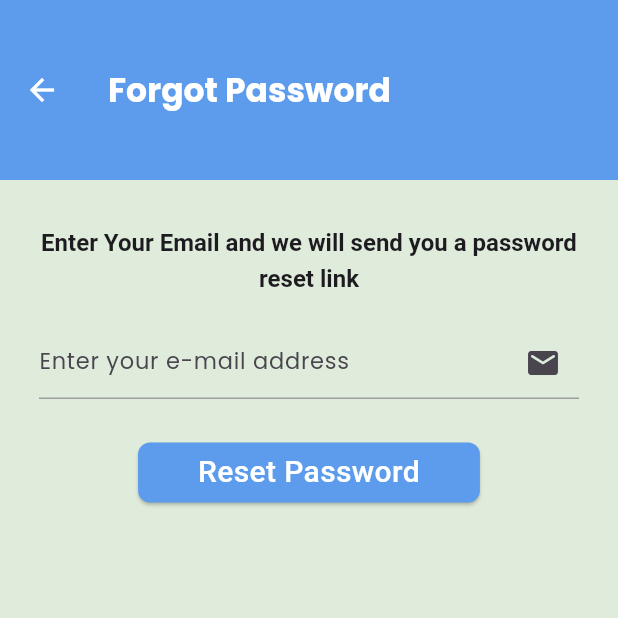
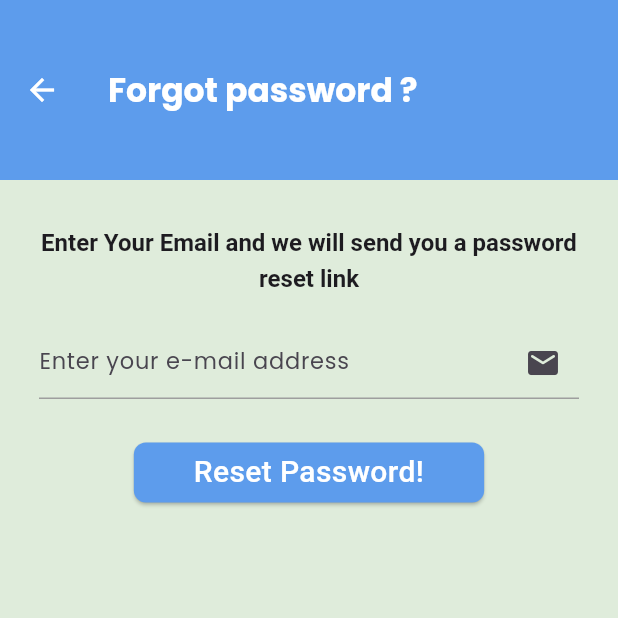
Before and after one commit to Omnia-97/Do-Bee, a Flutter app: the screen it shows after launch, after a tap on "Forgot password ?", on a phone screen of 412 x 824 dp, the top half of it. Run offline on Flutter 3.47's test engine with Material 3 defaults, Android fonts, the phone set to English and light mode, and no system bars; our stand-ins replace animated_custom_dropdown, cloud_firestore, easy_date_timeline, firebase_auth, firebase_core, firebase_crashlytics and 5 more; missing offline and left inert: text_divider; accounts and stored records are empty; generated files the repository leaves out were written again.

Commit message:
localization and shared preference

```diff
--- a/lib/features/login/pages/forgot_pw_page.dart
+++ b/lib/features/login/pages/forgot_pw_page.dart
@@ -1,11 +1,11 @@
 import 'package:firebase_auth/firebase_auth.dart';
 import 'package:flutter/material.dart';
 import 'package:todo_app_new/core/config/app_theme_manager.dart';
-
+import 'package:flutter_gen/gen_l10n/app_localizations.dart';
 import '../widgets/custom_textformfield.dart';
 
 class ForgotPasswordPage extends StatefulWidget {
-  ForgotPasswordPage({super.key});
+  const ForgotPasswordPage({super.key});
 
   @override
   State<ForgotPasswordPage> createState() => _ForgotPasswordPageState();
@@ -18,46 +18,48 @@ class _ForgotPasswordPageState extends State<ForgotPasswordPage> {
     emailController.dispose();
     super.dispose();
   }
-  Future resetPassword()async{
-   try{
-     await FirebaseAuth.instance.sendPasswordResetEmail(email: emailController.text.trim());
+
+  Future resetPassword() async {
+    try {
+      await FirebaseAuth.instance
+          .sendPasswordResetEmail(email: emailController.text.trim());
       showDialog(
           context: context,
           builder: (context) {
             return AlertDialog(
-             title: Text('Reset Password'),
-             content: Text('Password reset link sent! check your Email '),
+              title: Text(AppLocalizations.of(context)!.reset),
+              content: Text(AppLocalizations.of(context)!.resetPassword),
               actions: [
                 ElevatedButton(
                   onPressed: () {
                     Navigator.pop(context);
                   },
-                 child: Text('ok'),
+                  child: Text(AppLocalizations.of(context)!.ok),
                 ),
                 ElevatedButton(
                   onPressed: () {},
-                 child: Text('cancel'),
+                  child: Text(AppLocalizations.of(context)!.cancel),
                 ),
               ],
             );
           });
-   } on FirebaseAuthException catch (e){
+    } on FirebaseAuthException catch (e) {
       return showDialog(
           context: context,
           builder: (context) {
             return AlertDialog(
-             title: Text('Error'),
+              title: Text(AppLocalizations.of(context)!.error),
               content: Text(e.message.toString()),
               actions: [
                 ElevatedButton(
                   onPressed: () {
                     Navigator.pop(context);
                   },
-                 child: Text('try again'),
+                  child: Text(AppLocalizations.of(context)!.tryAgain),
                 ),
                 ElevatedButton(
                   onPressed: () {},
-                 child: Text('cancel'),
+                  child: Text(AppLocalizations.of(context)!.cancel),
                 ),
               ],
             );
@@ -67,47 +69,46 @@ class _ForgotPasswordPageState extends State<ForgotPasswordPage> {
 
   @override
   Widget build(BuildContext context) {
+    var appLocalizations = AppLocalizations.of(context)!;
     var theme = Theme.of(context);
     return Scaffold(
       appBar: AppBar(
-        iconTheme: IconThemeData(
+        iconTheme: const IconThemeData(
           color: Colors.white,
         ),
         backgroundColor: AppThemeManager.primaryColor,
-        title: Text('Forgot Password', style: theme.textTheme.titleLarge),
+        title: Text(appLocalizations.forgetPassword,
+            style: theme.textTheme.titleLarge),
         toolbarHeight: 120,
       ),
       body: Padding(
         padding: const EdgeInsets.symmetric(horizontal: 26, vertical: 15),
         child: Column(
           children: [
-            SizedBox(
+            const SizedBox(
               height: 15,
             ),
             Text(
-              'Enter Your Email and we will send you a password reset link',
-              style: theme.textTheme.displayMedium?.copyWith(
-                height: 1.5
+              appLocalizations.resetTitle,
+              style: theme.textTheme.displayMedium?.copyWith(height: 1.5),
+              textAlign: TextAlign.center,
             ),
-              textAlign: TextAlign.center,
-
-            ),
-            SizedBox(
+            const SizedBox(
               height: 20,
             ),
             CustomTextFormFieldRegister(
-              hintText: 'Enter your e-mail address',
-              suffixIcon: Icon(Icons.email_rounded),
+              hintText: appLocalizations.emailHint,
+              suffixIcon: const Icon(Icons.email_rounded),
               controller: emailController,
               keyboardType: TextInputType.emailAddress,
               onValidate: (value) {
                 if (value == null || value.trim().isEmpty) {
-                  return "please enter your email";
+                  return appLocalizations.validateEmail;
                 }
                 return null;
               },
             ),
-            SizedBox(
+            const SizedBox(
               height: 25,
             ),
             ElevatedButton(
@@ -120,7 +121,7 @@ class _ForgotPasswordPageState extends State<ForgotPasswordPage> {
                 ),
               ),
               child: Text(
-                'Reset Password',
+                appLocalizations.reset,
                 textAlign: TextAlign.center,
                 style: theme.textTheme.bodyMedium?.copyWith(
                     color: Colors.white,
--- a/lib/features/login/pages/login_screen.dart
+++ b/lib/features/login/pages/login_screen.dart
@@ -8,7 +8,7 @@ import 'package:todo_app_new/features/login/widgets/custom_textformfield.dart';
 import 'package:todo_app_new/features/register/pages/register_screen.dart';
 import 'package:todo_app_new/features/settings_provider.dart';
 import 'package:todo_app_new/firebase/firebase_functions.dart';
-
+import 'package:flutter_gen/gen_l10n/app_localizations.dart';
 import '../../../core/config/app_theme_manager.dart';
 import '../widgets/customicon_text.dart';
 
@@ -23,7 +23,9 @@ class LoginScreen extends StatelessWidget {
   Widget build(BuildContext context) {
     var mediaQuery = MediaQuery.of(context).size;
     var theme = Theme.of(context);
+    var appLocalizations = AppLocalizations.of(context)!;
     var provider = Provider.of<MyProvider>(context);
+    bool isTextDirectionRTL = Directionality.of(context) == TextDirection.rtl;
     return Container(
       decoration: BoxDecoration(
         image: DecorationImage(
@@ -33,14 +35,14 @@ class LoginScreen extends StatelessWidget {
         color: Color(0xFFDFECDB),
       ),
       child: Scaffold(
-        backgroundColor: Colors.transparent,
+        backgroundColor: provider.changeScaffoldColor(),
         appBar: AppBar(
           elevation: 0,
           backgroundColor: Colors.transparent,
           toolbarHeight: 115,
           centerTitle: true,
           title: Text(
-            'LogIn',
+            appLocalizations.login,
             style: theme.textTheme.titleLarge!.copyWith(fontSize: 24),
           ),
         ),
@@ -56,7 +58,7 @@ class LoginScreen extends StatelessWidget {
                     height: mediaQuery.height * 0.17,
                   ),
                   Text(
-                    'Welcome back!',
+                    appLocalizations.welcome,
                     textAlign: TextAlign.start,
                     style: theme.textTheme.bodyLarge?.copyWith(
                       fontWeight: FontWeight.bold,
@@ -67,18 +69,18 @@ class LoginScreen extends StatelessWidget {
                     height: 30,
                   ),
                   Text(
-                    'E-mail',
+                    appLocalizations.email,
                     style: theme.textTheme.bodySmall
                         ?.copyWith(fontWeight: FontWeight.w800),
                   ),
                   CustomTextFormFieldRegister(
-                    hintText: 'Enter your e-mail address',
+                    hintText: appLocalizations.emailHint,
                     suffixIcon: Icon(Icons.email_rounded),
                     controller: emailController,
                     keyboardType: TextInputType.emailAddress,
                     onValidate: (value) {
                       if (value == null || value.trim().isEmpty) {
-                        return "please enter your email";
+                        return appLocalizations.validateEmail;
                       }
                       return null;
                     },
@@ -87,17 +89,17 @@ class LoginScreen extends StatelessWidget {
                     height: 30,
                   ),
                   Text(
-                    'Password',
+                    appLocalizations.password,
                     style: theme.textTheme.bodySmall
                         ?.copyWith(fontWeight: FontWeight.w800),
                   ),
                   CustomTextFormFieldRegister(
-                    hintText: 'Enter your password',
+                    hintText: appLocalizations.passwordHint,
                     isPassword: true,
                     controller: passwordController,
                     onValidate: (value) {
                       if (value == null || value.trim().isEmpty) {
-                        return "please enter your password";
+                        return appLocalizations.validatePassword;
                       }
                       return null;
                     },
@@ -118,7 +120,7 @@ class LoginScreen extends StatelessWidget {
                           );
                         },
                         child: Text(
-                          'Forgot password ?',
+                          appLocalizations.forgetPassword,
                         ),
                       ),
                     ],
@@ -143,18 +145,18 @@ class LoginScreen extends StatelessWidget {
                                 context: context,
                                 builder: (context) {
                                   return AlertDialog(
-                                    title: Text('Error'),
+                                    title: Text(appLocalizations.error),
                                     content: Text(error),
                                     actions: [
                                       ElevatedButton(
                                         onPressed: () {
                                           Navigator.pop(context);
                                         },
-                                        child: Text('try again'),
+                                        child: Text(appLocalizations.tryAgain),
                                       ),
                                       ElevatedButton(
                                         onPressed: () {},
-                                        child: Text('cancel'),
+                                        child: Text(appLocalizations.cancel),
                                       ),
                                     ],
                                   );
@@ -169,7 +171,7 @@ class LoginScreen extends StatelessWidget {
                             borderRadius: BorderRadius.circular(8),
                           )),
                       child: Text(
-                        'Login',
+                        appLocalizations.login,
                         textAlign: TextAlign.center,
                         style: theme.textTheme.bodyMedium?.copyWith(
                             color: Colors.white,
@@ -185,7 +187,7 @@ class LoginScreen extends StatelessWidget {
                     padding: const EdgeInsets.only(left: 17, right: 23),
                     child: TextDivider.horizontal(
                         text: Text(
-                          '  OR',
+                          appLocalizations.or,
                           style: TextStyle(
                             fontWeight: FontWeight.bold,
                             fontSize: 13,
@@ -207,7 +209,7 @@ class LoginScreen extends StatelessWidget {
                     },
                     child: CustomIconText(
                         icon: Brand(Brands.google),
-                        iconText: 'Login with Google'),
+                        iconText: appLocalizations.gogLogin),
                   ),
                   SizedBox(
                     height: 20,
@@ -220,7 +222,7 @@ class LoginScreen extends StatelessWidget {
                           color: Color(0xff1778F2),
                           size: 30,
                         ),
-                        iconText: 'Login with Facebook'),
+                        iconText: appLocalizations.faceLogin),
                   ),
                   Padding(
                     padding: const EdgeInsets.only(
@@ -232,7 +234,7 @@ class LoginScreen extends StatelessWidget {
                     child: Row(
                       children: [
                         Text(
-                          'Don’t have an account? ',
+                          appLocalizations.createAccount,
                           style: TextStyle(
                               fontWeight: FontWeight.w500,
                               fontSize: 15,
@@ -244,7 +246,7 @@ class LoginScreen extends StatelessWidget {
                                 context, RegisterScreen.routeName);
                           },
                           child: Text(
-                            'Register',
+                            appLocalizations.register,
                             style: TextStyle(
                               fontWeight: FontWeight.w500,
                               fontSize: 15,
--- a/lib/features/login/widgets/custom_textformfield.dart
+++ b/lib/features/login/widgets/custom_textformfield.dart
@@ -19,9 +19,9 @@ class CustomTextFormFieldRegister extends StatefulWidget {
   Widget? suffixIcon;
   final bool? isPassword;
   final TextEditingController? controller;
-  final TextInputType? keyboardType ;
-  final void Function()? onTap,onEditingComplete ;
-  final void Function(String?)? onChanged , onFieldSubmitted, onSaved;
+  final TextInputType? keyboardType;
+  final void Function()? onTap, onEditingComplete;
+  final void Function(String?)? onChanged, onFieldSubmitted, onSaved;
   final String? Function(String?)? onValidate;
 
   @override
@@ -39,19 +39,18 @@ class _CustomTextFormFieldRegisterState
       onChanged: widget.onChanged,
       validator: widget.onValidate,
       onSaved: widget.onSaved,
-      onFieldSubmitted:widget.onFieldSubmitted ,
+      onFieldSubmitted: widget.onFieldSubmitted,
       onEditingComplete: widget.onEditingComplete,
       controller: widget.controller,
       autovalidateMode: AutovalidateMode.onUserInteraction,
-      keyboardType: widget.keyboardType ,
+      keyboardType: widget.keyboardType,
       obscureText: widget.isPassword ?? false ? obscureText : !obscureText,
       decoration: InputDecoration(
         hintText: widget.hintText,
-        hintStyle: TextStyle(fontWeight: FontWeight.w400, fontSize: 15),
-        enabledBorder: UnderlineInputBorder(
-          borderSide: BorderSide(color: Colors.grey)
-        ),
-        focusedBorder: UnderlineInputBorder(
+        hintStyle: const TextStyle(fontWeight: FontWeight.w400, fontSize: 15),
+        enabledBorder:
+            const UnderlineInputBorder(borderSide: BorderSide(color: Colors.grey)),
+        focusedBorder: const UnderlineInputBorder(
           borderSide: BorderSide(
             color: AppThemeManager.primaryColor,
             width: 2.5,
--- a/lib/features/login/widgets/customicon_text.dart
+++ b/lib/features/login/widgets/customicon_text.dart
@@ -16,33 +16,38 @@ class CustomIconText extends StatelessWidget {
           child: Container(
             width: 309,
             height: 45,
+            decoration: BoxDecoration(
+              color: const Color(0xFFDFECDB),
+              boxShadow: [
+                BoxShadow(
+                  color: AppThemeManager.primaryColor.withOpacity(.5),
+                  blurRadius: 13,
+                  offset: const Offset(0, 1),
+                )
+              ],
+              borderRadius: BorderRadius.circular(15),
+            ),
             child: Row(
               children: [
                 Padding(
-                  padding: const EdgeInsets.only(left: 15 ),
+                  padding: const EdgeInsets.only(left: 15),
                   child: IconButton(
                     onPressed: () {},
                     icon: icon,
                   ),
                 ),
-
-                SizedBox(width: 40,),
+                const SizedBox(
+                  width: 40,
+                ),
                 Padding(
-                  padding: const EdgeInsets.only(right:30 ),
-                  child: Text(iconText , style: TextStyle(fontSize: 15, fontWeight: FontWeight.w500),),
+                  padding: const EdgeInsets.only(right: 30),
+                  child: Text(
+                    iconText,
+                    style: const TextStyle(
+                        fontSize: 15, fontWeight: FontWeight.w500),
+                  ),
                 ),
               ],
-            ),
-            decoration: BoxDecoration(
-              color:  Color(0xFFDFECDB),
-              boxShadow: [
-                BoxShadow(
-                  color: AppThemeManager.primaryColor.withOpacity(.5),
-                  blurRadius: 13,
-                  offset: Offset(0, 1),
-                )
-              ],
-              borderRadius: BorderRadius.circular(15),
             ),
           ),
         ),
--- a/lib/features/settings_provider.dart
+++ b/lib/features/settings_provider.dart
@@ -1,5 +1,6 @@
 import 'package:firebase_auth/firebase_auth.dart';
 import 'package:flutter/material.dart';
+import 'package:shared_preferences/shared_preferences.dart';
 import 'package:todo_app_new/features/settings/pages/settings_view.dart';
 import 'package:todo_app_new/features/tasks/pages/tasks_view.dart';
 import 'package:todo_app_new/firebase/firebase_functions.dart';
@@ -10,8 +11,10 @@ import '../core/config/app_theme_manager.dart';
 class MyProvider extends ChangeNotifier {
   ThemeMode themeMode = ThemeMode.light;
   String languageCode = "en";
+  SharedPreferences? sharedPreferences;
   User? firebaseUser;
   UserModel? userModel;
+
   MyProvider(){
    firebaseUser = FirebaseAuth.instance.currentUser;
     if(firebaseUser != null){
@@ -22,7 +25,33 @@ class MyProvider extends ChangeNotifier {
     userModel = await FirebaseFunctions.readUser();
     notifyListeners();
   }
+  Future<void> setItems()async{
+    sharedPreferences = await SharedPreferences.getInstance();
+    if(getTheme() ?? false){
+      themeMode = ThemeMode.dark;
+    }else{
+      themeMode= ThemeMode.light;
+    }
+    if(getLang() ?? false){
+      languageCode = 'ar';
+    }else{
+      languageCode = 'en';
+    }
 
+  }
+  Future<void> saveTheme(bool isDark)async{
+    await sharedPreferences!.setBool('isDark', isDark);
+
+  }
+  Future<void> saveLang(bool isArabic)async{
+    await sharedPreferences!.setBool('isArabic', isArabic);
+  }
+  bool? getTheme(){
+    return sharedPreferences!.getBool('isDark');
+  }
+  bool? getLang(){
+    return sharedPreferences!.getBool('isArabic');
+  }
   void changeThemeMode(ThemeMode mode) {
     if(themeMode == mode){
       return;
@@ -43,12 +72,13 @@ class MyProvider extends ChangeNotifier {
 
 
 
-  String changeSplashScreen() {
+    changeSplashScreen() {
     if (themeMode == ThemeMode.light) {
       return "assets/images/splash_bg.png";
-    } else {
+    } else if(themeMode == ThemeMode.dark) {
       return "assets/images/dark_theme/splash_dark_bg.png";
     }
+
   }
    void changeCurrentIndex (int index){
     currentIndex =index ;
@@ -79,5 +109,13 @@ class MyProvider extends ChangeNotifier {
       return AppThemeManager.whiteColor;
     }
   }
+    changeScaffoldColor(){
+    if(themeMode == ThemeMode.light){
+      return Colors.transparent;
+    }
+    else if(themeMode == ThemeMode.dark) {
+      return AppThemeManager.darkPrimaryColor;
+    }
+  }
 
 }
--- a/lib/features/tasks/widgets/easy_infinite_date_timeLine_widget.dart
+++ b/lib/features/tasks/widgets/easy_infinite_date_timeLine_widget.dart
@@ -22,7 +22,6 @@ class _EasyInfiniteDateTimeLineWidgetState
     var theme = Theme.of(context);
     var provider = Provider.of<MyProvider>(context);
     return EasyInfiniteDateTimeLine(
-
       showTimelineHeader: false,
       timeLineProps: const EasyTimeLineProps(
         separatorPadding: 20,
--- a/lib/main.dart
+++ b/lib/main.dart
@@ -5,6 +5,7 @@ import 'package:flutter/material.dart';
 import 'package:flutter/services.dart';
 import 'package:flutter_gen/gen_l10n/app_localizations.dart';
 import 'package:provider/provider.dart';
+import 'package:shared_preferences/shared_preferences.dart';
 import 'package:todo_app_new/features/edit_tasks/pages/edit_task.dart';
 import 'package:todo_app_new/features/layout_home/layout_view.dart';
 import 'package:todo_app_new/features/login/pages/login_screen.dart';
@@ -15,14 +16,11 @@ import 'package:firebase_core/firebase_core.dart';
 import 'core/config/app_theme_manager.dart';
 import 'firebase_options.dart';
 
-
+GlobalKey<NavigatorState> navigatorKey =GlobalKey<NavigatorState>();
 void main() async{
   WidgetsFlutterBinding.ensureInitialized();
-  SystemChrome.setSystemUIOverlayStyle(
-    const SystemUiOverlayStyle(
-      statusBarColor: Colors.transparent,
-    ),
-  );
+  MyProvider myProvider = MyProvider();
+  await myProvider.setItems();
   await Firebase.initializeApp(
     options: DefaultFirebaseOptions.currentPlatform,
   );
@@ -50,8 +48,14 @@ void main() async{
     }
     return true;
   };
+
+  SystemChrome.setSystemUIOverlayStyle(
+    const SystemUiOverlayStyle(
+      statusBarColor: Colors.transparent,
+    ),
+  );
   runApp(
-    ChangeNotifierProvider(
+    ChangeNotifierProvider<MyProvider>(
         create: (context) => MyProvider(), child: const MyApp()),
   );
 }
@@ -64,6 +68,7 @@ class MyApp extends StatelessWidget {
   Widget build(BuildContext context) {
     var provider = Provider.of<MyProvider>(context);
     return MaterialApp(
+      navigatorKey: navigatorKey,
       debugShowCheckedModeBanner: false,
       localizationsDelegates: AppLocalizations.localizationsDelegates,
       supportedLocales: AppLocalizations.supportedLocales,
--- a/pubspec.yaml
+++ b/pubspec.yaml
@@ -50,6 +50,7 @@ dependencies:
   icons_plus: ^5.0.0
   google_sign_in: '^6.2.1'
   animated_custom_dropdown: ^3.0.0
+  shared_preferences: ^2.2.2
 
 dev_dependencies:
   flutter_test:
```
Also changed, not shown: lib/features/edit_tasks/pages/edit_task.dart (+30 -13 lines), lib/features/layout_home/widgets/add_task_bottom_sheet.dart (+25 -12 lines), lib/features/layout_home/widgets/custom_TextFormField.dart (+4 -4 lines), lib/features/register/pages/register_screen.dart (+22 -22 lines), lib/features/settings/pages/settings_view.dart (+9 -8 lines), lib/features/tasks/widgets/task_item_widget.dart (+41 -20 lines), lib/l10n/app_ar.arb (+65 -5 lines), lib/l10n/app_en.arb (+66 -5 lines), pubspec.lock. Lines whose indentation alone changed are shown as unchanged.
